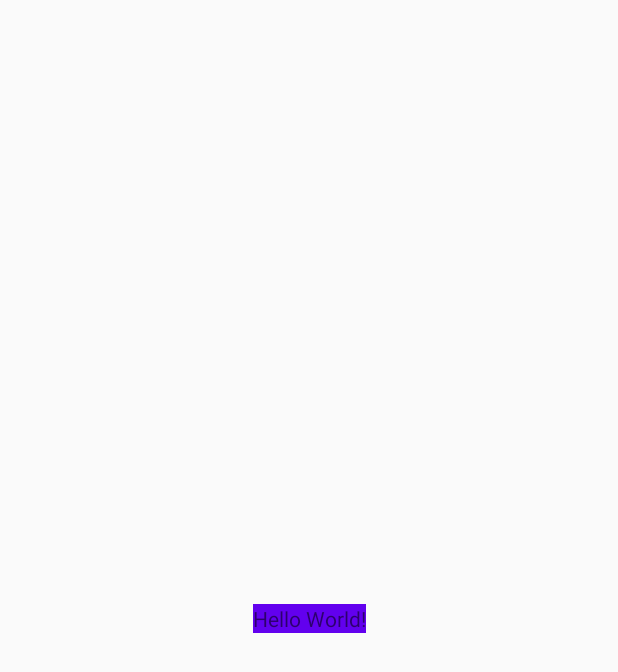
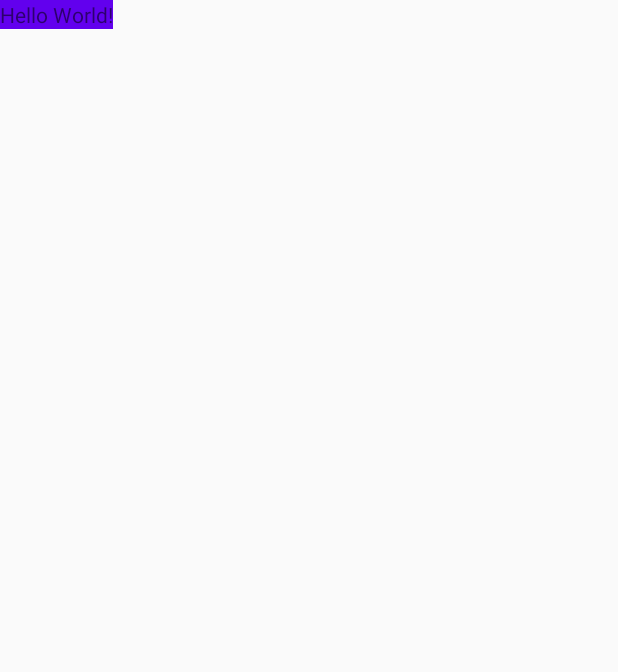
Before and after one commit to jsonhoo/PESSDKDemo, an Android app: the layout activity_main.xml on its own in the app's theme, with its tools: preview values and no code run, on a phone screen of 412 x 824 dp. Shown: the top 672 px of the screen. Run offline under Robolectric (Android 15) with nearby library versions, the phone set to English and light mode, and no system bars.

Commit message:
添加首页

```diff
--- a/app/build.gradle
+++ b/app/build.gradle
@@ -35,7 +35,6 @@ dependencies {
 
     implementation "org.jetbrains.kotlin:kotlin-stdlib-jdk7:$kotlin_version"
     implementation 'androidx.appcompat:appcompat:1.1.0'
-    implementation 'androidx.constraintlayout:constraintlayout:1.1.3'
     testImplementation 'junit:junit:4.12'
     androidTestImplementation 'androidx.test.ext:junit:1.1.1'
     androidTestImplementation 'androidx.test.espresso:espresso-core:3.2.0'
--- a/app/src/main/AndroidManifest.xml
+++ b/app/src/main/AndroidManifest.xml
@@ -12,7 +12,7 @@
         android:roundIcon="@mipmap/ic_launcher_round"
         android:supportsRtl="true"
         android:theme="@style/AppTheme">
-        <activity android:name="ai.pensees.sdkdemo.SplashActivity">
+        <activity android:name=".SplashActivity">
             <intent-filter>
                 <action android:name="android.intent.action.MAIN" />
 
--- /dev/null
+++ b/app/src/main/res/layout/activity_home.xml
@@ -0,0 +1,6 @@
+<?xml version="1.0" encoding="utf-8"?>
+<LinearLayout xmlns:android="http://schemas.android.com/apk/res/android"
+    android:layout_width="match_parent"
+    android:layout_height="match_parent">
+
+</LinearLayout>
--- a/app/src/main/res/layout/activity_main.xml
+++ b/app/src/main/res/layout/activity_main.xml
@@ -1,6 +1,5 @@
 <?xml version="1.0" encoding="utf-8"?>
-<androidx.constraintlayout.widget.ConstraintLayout xmlns:android="http://schemas.android.com/apk/res/android"
-    xmlns:app="http://schemas.android.com/apk/res-auto"
+<LinearLayout xmlns:android="http://schemas.android.com/apk/res/android"
     xmlns:tools="http://schemas.android.com/tools"
     android:layout_width="match_parent"
     android:layout_height="match_parent"
@@ -9,11 +8,7 @@
     <TextView
         android:layout_width="wrap_content"
         android:layout_height="wrap_content"
-        android:text="Hello World!"
         android:background="@color/colorPrimary"
-        app:layout_constraintBottom_toBottomOf="parent"
-        app:layout_constraintLeft_toLeftOf="parent"
-        app:layout_constraintRight_toRightOf="parent"
-        app:layout_constraintTop_toTopOf="parent" />
+        android:text="Hello World!" />
 
-</androidx.constraintlayout.widget.ConstraintLayout>
+</LinearLayout>
--- a/app/src/main/res/values/styles.xml
+++ b/app/src/main/res/values/styles.xml
@@ -1,7 +1,7 @@
 <resources>
 
     <!-- Base application theme. -->
-    <style name="AppTheme" parent="Theme.AppCompat.Light.DarkActionBar">
+    <style name="AppTheme" parent="Theme.AppCompat.Light.NoActionBar">
         <!-- Customize your theme here. -->
         <item name="colorPrimary">@color/colorPrimary</item>
         <item name="colorPrimaryDark">@color/colorPrimaryDark</item>
```
Also changed, not shown: app/src/main/java/ai/pensees/sdkdemo/HomeActivity.java (added, +14 -0 lines), app/src/main/java/ai/pensees/sdkdemo/SplashActivity.java (+24 -4 lines), app/src/main/res/layout/activity_splash.xml (added, +8 -0 lines), app/src/main/res/mipmap-xxhdpi/splash.png (added).
